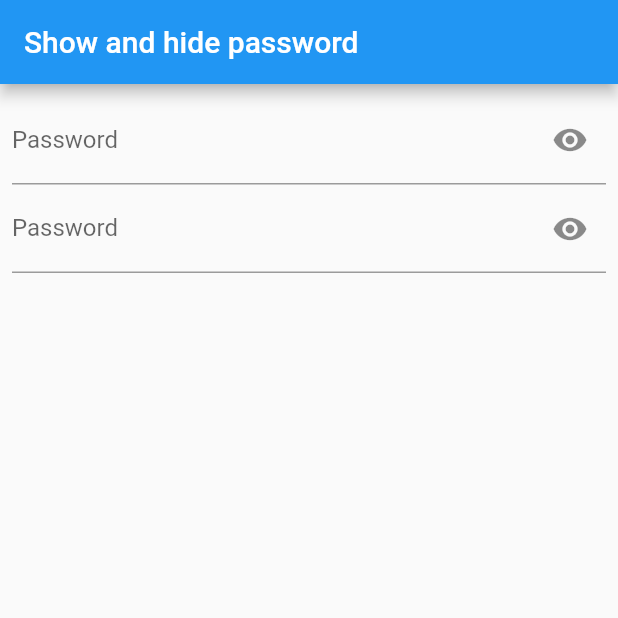
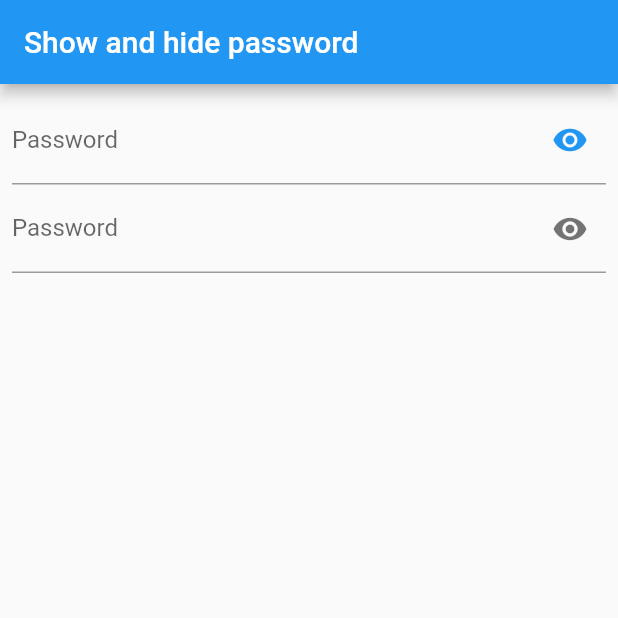
Before and after one commit to xozue/input-show-password-flutter, a Flutter app: the screen it shows after launch, on a phone screen of 412 x 824 dp, the top half of it. Run offline on Flutter 3.47's test engine with Material 2 defaults, Android fonts, the phone set to English and light mode, and no system bars.

Commit message:
change color when show password is activated

```diff
--- a/lib/main.dart
+++ b/lib/main.dart
@@ -50,7 +50,10 @@ class _PasswordInputFormFieldState extends State<PasswordInputFormField> {
       decoration: InputDecoration(
         labelText: 'Password',
         suffixIcon: IconButton(
-          icon: Icon(Icons.remove_red_eye),
+          icon: Icon(
+            Icons.remove_red_eye,
+            color: showPass ? Theme.of(context).primaryColor : Colors.black54,
+          ),
           onPressed: () {
             setState(() {
               showPass = !showPass;
```
